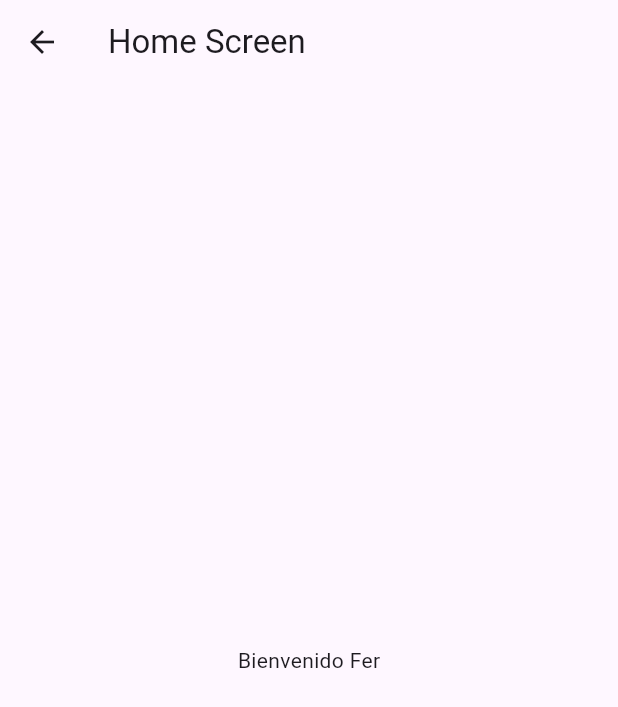
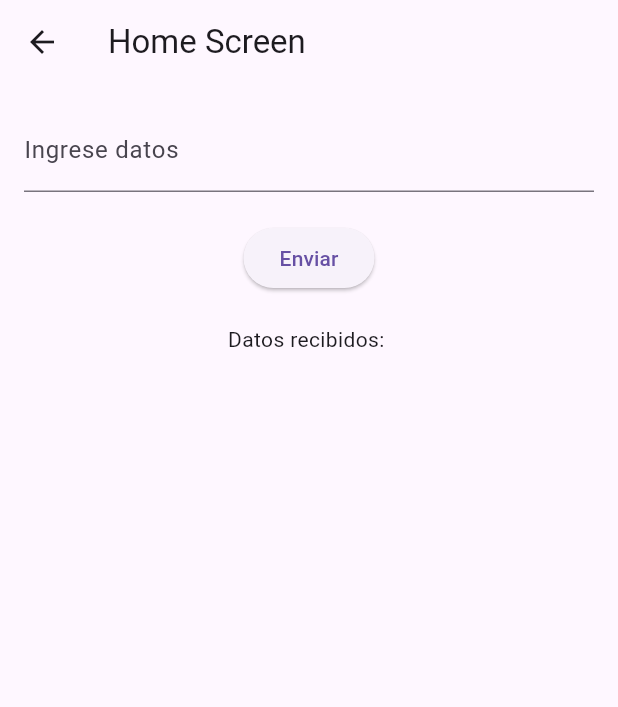
Before and after one commit to barkalez/stackblueflutter, a Flutter app: the HomeScreen screen opened directly, on a phone screen of 412 x 824 dp. Shown: the top 707 px of the screen. Run offline on Flutter 3.47's test engine with Material 3 defaults, Android fonts, the light colour scheme and no system bars; our stand-ins replace logger, permission_handler; missing offline and left inert: bluetooth_classic; statements that could not run were skipped.

Commit message:
Se conecta a stackblue, envia y recibe datos

```diff
--- a/lib/screens/home_screen.dart
+++ b/lib/screens/home_screen.dart
@@ -1,7 +1,50 @@
 import 'package:flutter/material.dart';
+import '../bluetooth/bluetooth_manage.dart';
 
-class HomeScreen extends StatelessWidget {
+class HomeScreen extends StatefulWidget {
   const HomeScreen({super.key});
+
+  @override
+  HomeScreenState createState() => HomeScreenState();
+}
+
+class HomeScreenState extends State<HomeScreen> {
+  final TextEditingController _controller = TextEditingController();
+  String _receivedData = '';
+
+  void _sendData() async {
+    String data = _controller.text;
+    if (data.isNotEmpty) {
+      bool success = await BluetoothManager.sendDataToDevice(data);
+      if (mounted) {
+        if (success) {
+          ScaffoldMessenger.of(context).showSnackBar(
+            SnackBar(content: Text('Datos enviados: $data')),
+          );
+        } else {
+          ScaffoldMessenger.of(context).showSnackBar(
+            SnackBar(content: Text('Error al enviar datos')),
+          );
+        }
+      }
+    }
+  }
+
+  @override
+  void initState() {
+    super.initState();
+    _startListeningToData();
+  }
+
+  void _startListeningToData() {
+    BluetoothManager.onDataReceived().listen((data) {
+      if (mounted) {
+        setState(() {
+          _receivedData = data;
+        });
+      }
+    });
+  }
 
   @override
   Widget build(BuildContext context) {
@@ -9,8 +52,25 @@ class HomeScreen extends StatelessWidget {
       appBar: AppBar(
         title: const Text('Home Screen'),
       ),
-      body: const Center(
-        child: Text('Bienvenido Fer'),
+      body: Padding(
+        padding: const EdgeInsets.all(16.0),
+        child: Column(
+          children: [
+            TextField(
+              controller: _controller,
+              decoration: const InputDecoration(
+                labelText: 'Ingrese datos',
+              ),
+            ),
+            const SizedBox(height: 20),
+            ElevatedButton(
+              onPressed: _sendData,
+              child: const Text('Enviar'),
+            ),
+            const SizedBox(height: 20),
+            Text('Datos recibidos: $_receivedData'),
+          ],
+        ),
       ),
     );
   }
```
Also changed, not shown: lib/bluetooth/bluetooth_manage.dart (+28 -1 lines).
